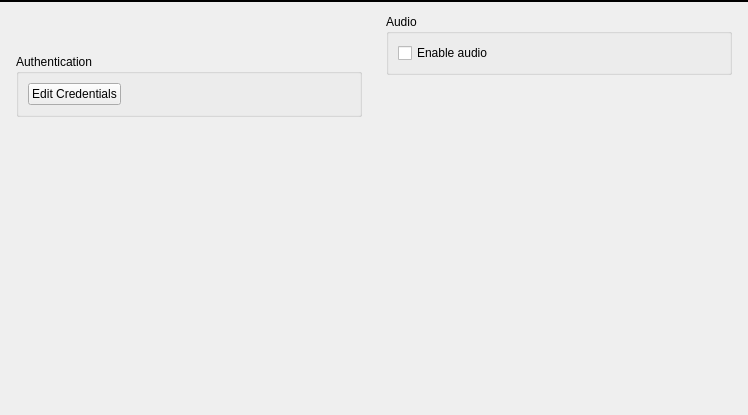
Old version of the form vms/client/nx_vms_client_desktop/src/nx/vms/client/desktop/resource_properties/camera/widgets/camera_settings_general_tab_widget.ui in the repository networkoptix/nx_open.
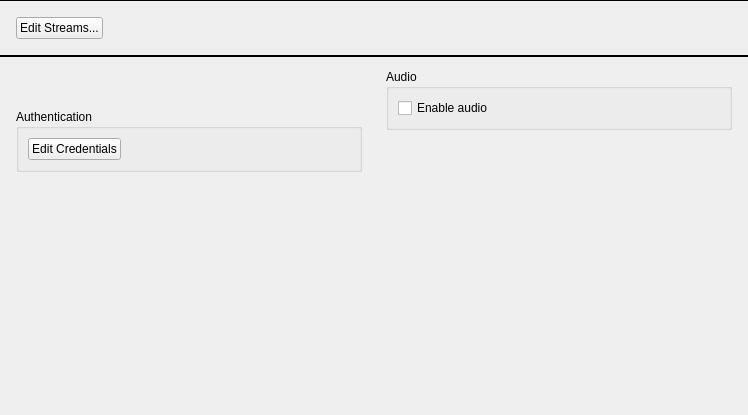
New version of the form. Custom widgets are drawn as their Qt base class.

Commit message:
VMS-12545: Advanced Camera Settings interface changes
<==== Mercurial data ====>
Branch: vms_4.0_gui

Diff of the .ui file:
```diff
--- a/vms/client/nx_vms_client_desktop/src/nx/vms/client/desktop/resource_properties/camera/widgets/camera_settings_general_tab_widget.ui
+++ b/vms/client/nx_vms_client_desktop/src/nx/vms/client/desktop/resource_properties/camera/widgets/camera_settings_general_tab_widget.ui
@@ -29,6 +29,60 @@
    <item>
     <widget class="nx::vms::client::desktop::CameraInfoWidget" name="cameraInfoWidget" native="true"/>
    </item>
+   <item>
+    <widget class="Line" name="overEditStreamsLine">
+     <property name="maximumSize">
+      <size>
+       <width>16777215</width>
+       <height>1</height>
+      </size>
+     </property>
+     <property name="frameShadow">
+      <enum>QFrame::Plain</enum>
+     </property>
+     <property name="orientation">
+      <enum>Qt::Horizontal</enum>
+     </property>
+    </widget>
+   </item>
+   <item>
+    <widget class="nx::vms::client::desktop::Panel" name="editStreamsPanel" native="true">
+     <layout class="QHBoxLayout" name="horizontalLayout_2">
+      <property name="leftMargin">
+       <number>16</number>
+      </property>
+      <property name="topMargin">
+       <number>16</number>
+      </property>
+      <property name="rightMargin">
+       <number>16</number>
+      </property>
+      <property name="bottomMargin">
+       <number>16</number>
+      </property>
+      <item>
+       <widget class="QPushButton" name="editStreamsButton">
+        <property name="text">
+         <string>Edit Streams...</string>
+        </property>
+       </widget>
+      </item>
+      <item>
+       <spacer name="horizontalSpacer">
+        <property name="orientation">
+         <enum>Qt::Horizontal</enum>
+        </property>
+        <property name="sizeHint" stdset="0">
+         <size>
+          <width>40</width>
+          <height>20</height>
+         </size>
+        </property>
+       </spacer>
+      </item>
+     </layout>
+    </widget>
+   </item>
    <item>
     <widget class="Line" name="overLicensingLine">
      <property name="maximumSize">
@@ -263,6 +317,12 @@
    <header location="global">nx/vms/client/desktop/resource_properties/camera/widgets/wearable_camera_upload_widget.h</header>
    <container>1</container>
   </customwidget>
+  <customwidget>
+   <class>nx::vms::client::desktop::Panel</class>
+   <extends>QWidget</extends>
+   <header location="global">nx/vms/client/desktop/common/widgets/panel.h</header>
+   <container>1</container>
+  </customwidget>
  </customwidgets>
  <tabstops>
   <tabstop>enableAudioCheckBox</tabstop>
```
Left out of the diff: 2 changed lines with no effect on the pictures. The commit also changes 22 other files.
